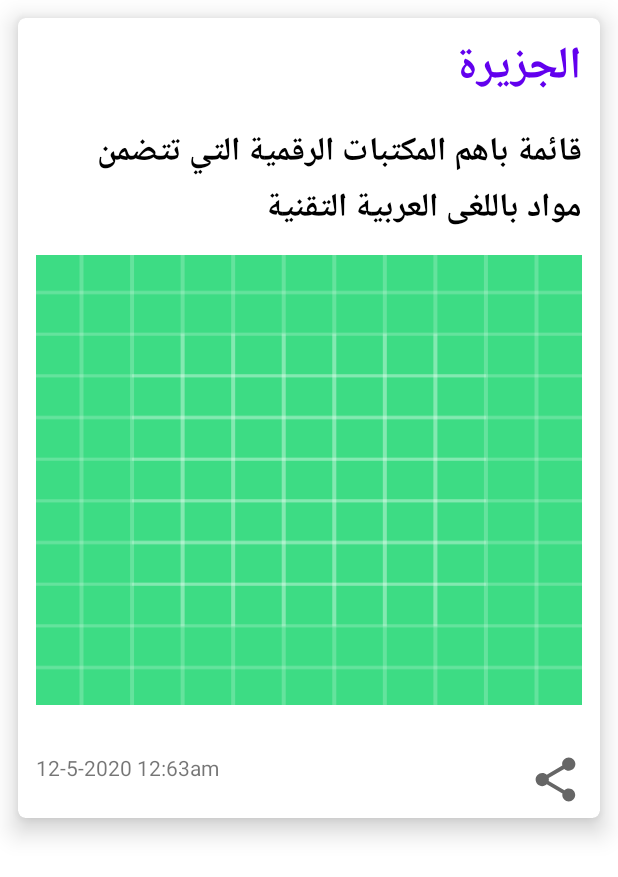
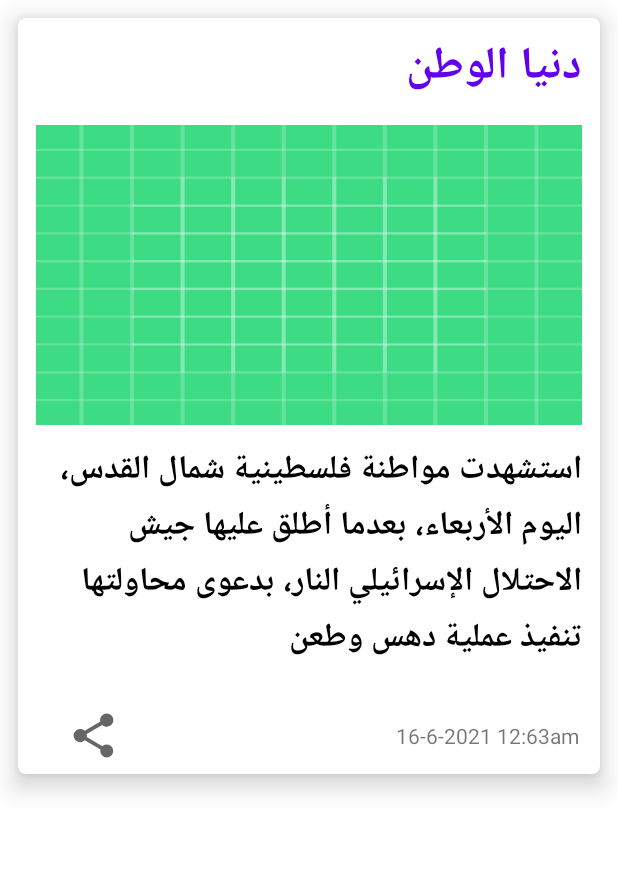
Before and after one commit to ayamaher4/CloudProject, an Android app: the layout news_item.xml on its own in the app's theme, with its tools: preview values and no code run, on a phone screen of 412 x 824 dp. Shown: the top 877 px of the screen. Run offline under Robolectric (Android 15) with nearby library versions, the light colour scheme and no system bars.

Commit message:
commit N

```diff
--- a/app/src/main/res/layout/news_item.xml
+++ b/app/src/main/res/layout/news_item.xml
@@ -20,14 +20,29 @@
             android:layout_height="wrap_content"
             android:layout_marginStart="12dp"
             android:layout_marginTop="8dp"
-            tools:text="الجزيرة"
-            android:textStyle="bold"
             android:layout_marginEnd="12dp"
             android:textColor="@color/purple_500"
             android:textSize="30sp"
+            android:textStyle="bold"
             app:layout_constraintEnd_toEndOf="parent"
             app:layout_constraintStart_toStartOf="parent"
-            app:layout_constraintTop_toTopOf="parent" />
+            app:layout_constraintTop_toTopOf="parent"
+            tools:text="دنيا الوطن" />
+
+        <ImageView
+            android:id="@+id/imageView_news"
+            android:layout_width="match_parent"
+            android:layout_height="200dp"
+            android:layout_marginStart="12dp"
+            android:layout_marginTop="12dp"
+            android:layout_marginEnd="12dp"
+            android:layout_marginBottom="16dp"
+            android:adjustViewBounds="true"
+            android:scaleType="fitXY"
+            app:layout_constraintEnd_toEndOf="parent"
+            app:layout_constraintStart_toStartOf="parent"
+            app:layout_constraintTop_toBottomOf="@+id/text_author"
+            tools:src="@drawable/ic_launcher_background" />
 
         <TextView
             android:id="@+id/text_tittle"
@@ -40,51 +55,37 @@
             android:textColor="@color/black"
             android:textSize="22sp"
             android:textStyle="bold"
-            app:layout_constraintEnd_toEndOf="parent"
-            app:layout_constraintStart_toStartOf="parent"
-            app:layout_constraintTop_toBottomOf="@+id/text_author"
-            tools:text="قائمة باهم المكتبات الرقمية التي تتضمن مواد باللغى العربية التقنية" />
-
-        <ImageView
-            android:id="@+id/imageView_news"
-            android:layout_width="match_parent"
-            android:layout_height="300dp"
-            android:layout_marginStart="12dp"
-            android:adjustViewBounds="true"
-            android:scaleType="fitXY"
-            android:layout_marginTop="12dp"
-            android:layout_marginEnd="12dp"
-            android:layout_marginBottom="16dp"
             app:layout_constraintBottom_toTopOf="@+id/share_icon"
             app:layout_constraintEnd_toEndOf="parent"
             app:layout_constraintStart_toStartOf="parent"
+            app:layout_constraintTop_toBottomOf="@+id/imageView_news"
+            tools:text="استشهدت مواطنة فلسطينية شمال القدس، اليوم الأربعاء، بعدما أطلق عليها جيش الاحتلال الإسرائيلي النار، بدعوى محاولتها تنفيذ عملية دهس وطعن" />
+
+
+        <TextView
+            android:id="@+id/text_date_news"
+            android:layout_width="wrap_content"
+            android:layout_height="wrap_content"
+            android:layout_marginStart="252dp"
+            android:layout_marginTop="15dp"
+            android:layout_marginBottom="8dp"
+            app:layout_constraintBottom_toBottomOf="parent"
+            app:layout_constraintStart_toStartOf="parent"
             app:layout_constraintTop_toBottomOf="@+id/text_tittle"
-            tools:src="@drawable/ic_launcher_background" />
+            app:layout_constraintVertical_bias="0.724"
+            tools:text="16-6-2021 12:63am" />
 
         <ImageView
             android:id="@+id/share_icon"
             android:layout_width="35sp"
             android:layout_height="35sp"
             android:layout_marginTop="16dp"
-            android:layout_marginEnd="12dp"
+            android:layout_marginEnd="320dp"
             android:layout_marginBottom="8dp"
             android:src="@drawable/ic_baseline_share_24"
             app:layout_constraintBottom_toBottomOf="parent"
             app:layout_constraintEnd_toEndOf="parent"
-            app:layout_constraintTop_toBottomOf="@+id/imageView_news" />
-
-        <TextView
-            android:id="@+id/text_date_news"
-            android:layout_width="wrap_content"
-            android:layout_height="wrap_content"
-            android:layout_marginStart="12dp"
-
-            android:layout_marginTop="15dp"
-            android:layout_marginBottom="8dp"
-            app:layout_constraintBottom_toBottomOf="parent"
-            app:layout_constraintStart_toStartOf="parent"
-            app:layout_constraintTop_toBottomOf="@+id/imageView_news"
-            tools:text="12-5-2020 12:63am" />
+            app:layout_constraintTop_toBottomOf="@+id/text_tittle" />
 
 
     </androidx.constraintlayout.widget.ConstraintLayout>
```
Also changed, not shown: app/src/main/res/layout/activity_news_details.xml (+29 -22 lines).
